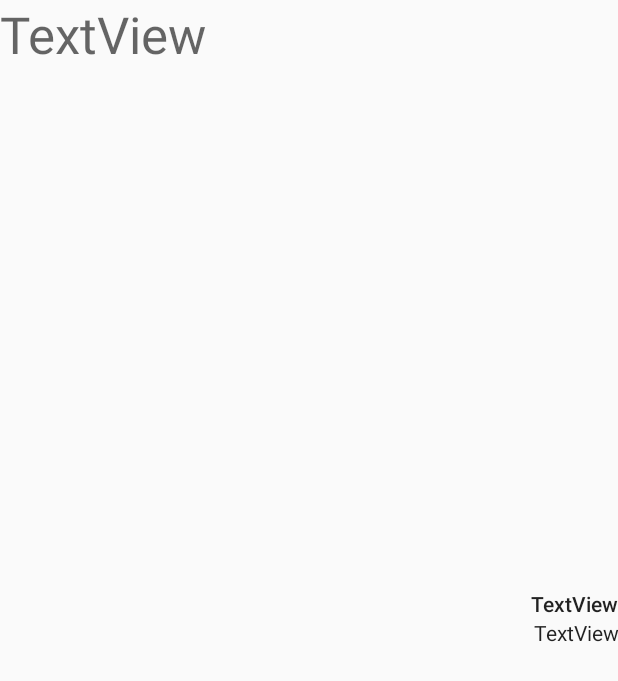
After one commit to COKERA48/QuickMention, an Android app: the layout single_row_task.xml on its own in the app's theme, with its tools: preview values and no code run, on a phone screen of 412 x 824 dp. The commit adds this screen. Shown: the top 681 px of the screen. Run offline under Robolectric (Android 15) with nearby library versions, the phone set to English and light mode, and no system bars.

Commit message:
Made adapter for upcoming task listView. Changed category listView just a little so that it pulls from the database once again.

```diff
--- /dev/null
+++ b/app/src/main/res/layout/single_row_task.xml
@@ -0,0 +1,38 @@
+<RelativeLayout xmlns:android="http://schemas.android.com/apk/res/android"
+    android:layout_width="match_parent"
+    android:layout_height="match_parent">
+
+
+    <TextView
+        android:id="@+id/textViewTaskName"
+        android:layout_width="wrap_content"
+        android:layout_height="wrap_content"
+        android:text="TextView"
+        android:textAppearance="@style/TextAppearance.AppCompat.Display1" />
+
+    <LinearLayout
+        android:layout_width="match_parent"
+        android:layout_height="match_parent"
+        android:layout_gravity="end"
+        android:gravity="center_vertical|end"
+        android:orientation="vertical">
+
+        <TextView
+            android:id="@+id/textViewTaskDate"
+            android:layout_width="wrap_content"
+            android:layout_height="wrap_content"
+            android:gravity="end"
+            android:text="TextView"
+            android:textAppearance="@style/TextAppearance.AppCompat.Body2" />
+
+        <TextView
+            android:id="@+id/textViewTaskTime"
+            android:layout_width="wrap_content"
+            android:layout_height="wrap_content"
+            android:gravity="end"
+            android:text="TextView"
+            android:textAppearance="@style/TextAppearance.AppCompat.Body1" />
+
+    </LinearLayout>
+
+</RelativeLayout>
--- a/app/src/main/res/values/strings.xml
+++ b/app/src/main/res/values/strings.xml
@@ -24,6 +24,7 @@
     <string-array name="repeat_options">
         <item>Never</item>
         <item>Every Day</item>
+        <item>Every Other Day</item>
         <item>Every Week</item>
         <item>Every 2 Weeks</item>
         <item>Every Month</item>
```
Also changed, not shown: app/src/main/java/com/CSC481Project/ashley/quickmentiontest/CategoryActivity.java (+3 -16 lines), app/src/main/java/com/CSC481Project/ashley/quickmentiontest/CategoryListAdapter.java (renamed from app/src/main/java/com/CSC481Project/ashley/quickmentiontest/CustomListAdapter.java, +6 -4 lines), app/src/main/java/com/CSC481Project/ashley/quickmentiontest/MainActivity.java (+43 -3 lines), app/src/main/java/com/CSC481Project/ashley/quickmentiontest/TaskListAdapter.java (added, +52 -0 lines), app/src/main/java/com/CSC481Project/ashley/quickmentiontest/TemplateActivity.java (+9 -8 lines), app/src/main/res/layout/activity_main.xml (+7 -5 lines), app/src/main/res/layout/single_row_category.xml (+2 -9 lines).
